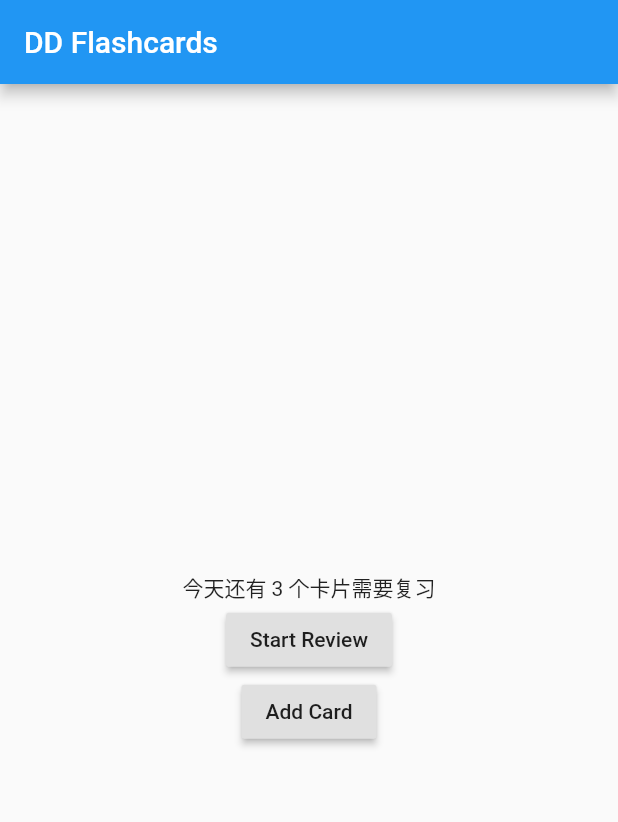
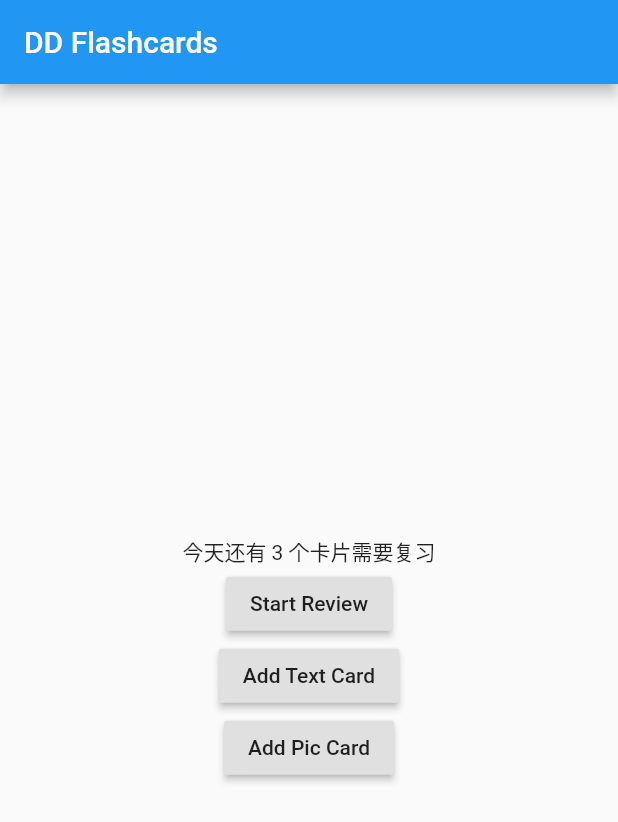
Before and after one commit to sickworm/dd_review, a Flutter app: the screen it shows after launch, on a phone screen of 412 x 824 dp. Shown: the top 822 px of the screen. Run offline on Flutter 3.47's test engine with Material 2 defaults, Android fonts, the phone set to English and light mode, and no system bars; our stand-ins replace bot_toast, image_picker.

Commit message:
supports add pic

```diff
--- a/lib/add_card/text_add_card_page.dart
+++ b/lib/add_card/text_add_card_page.dart
@@ -39,8 +39,7 @@ class _TextAddCardPageState extends State<TextAddCardPage> {
   }
 
   _onPressed() async {
-    final data = ReviewData(ReviewDataFront(frontController.text),
-        ReviewDataBack(backController.text));
+    final data = ReviewData.text(frontController.text, backController.text);
     await reviewScheduler.addReviewData(data);
     BotToast.showText(text: 'add success');
   }
--- a/lib/data/review_data.dart
+++ b/lib/data/review_data.dart
@@ -5,24 +5,39 @@ class ReviewData {
 
   ReviewData(this.front, this.back);
 
-  ReviewData.string(String front, String back)
-      : this(ReviewDataFront(front), ReviewDataBack(back));
+  ReviewData.text(String front, String back)
+      : this(ReviewDataFront(ReviewContent(ReviewContentType.TEXT, front)),
+            ReviewDataBack(ReviewContent(ReviewContentType.TEXT, back)));
+
+  ReviewData.pic(String front, String back)
+      : this(ReviewDataFront(ReviewContent(ReviewContentType.PIC, front)),
+            ReviewDataBack(ReviewContent(ReviewContentType.PIC, back)));
+
+  ReviewData.textPic(String front, String back)
+      : this(ReviewDataFront(ReviewContent(ReviewContentType.TEXT, front)),
+            ReviewDataBack(ReviewContent(ReviewContentType.PIC, back)));
 }
 
 class ReviewDataFront {
-  final String content;
+  final ReviewContent content;
 
   ReviewDataFront(this.content);
 }
 
 class ReviewDataBack {
-  final String content;
+  final ReviewContent content;
 
   ReviewDataBack(this.content);
 }
 
-enum ReviewLevel {
-  Easy,
-  Normal,
-  Hard
+/// Uri
+class ReviewContent {
+  final ReviewContentType type;
+  final String value;
+
+  ReviewContent(this.type, this.value);
 }
+
+enum ReviewContentType { TEXT, PIC }
+
+enum ReviewLevel { Easy, Normal, Hard }
--- a/lib/l10n/localization_intl.dart
+++ b/lib/l10n/localization_intl.dart
@@ -51,6 +51,13 @@ class L10n {
         name: 'remainReviewCount',
         args: [count],
       );
+
+  String get getFailed => Intl.message('获取失败', name: 'getFailed');
+
+  String get saveFailed => Intl.message('保存失败', name: 'saveFailed');
+
+  String get processPicFailed =>
+      Intl.message('处理图片失败', name: 'processPicFailed');
 }
 
 class AppLocalizationsDelegate extends LocalizationsDelegate<L10n> {
--- a/lib/main.dart
+++ b/lib/main.dart
@@ -1,6 +1,7 @@
 import 'dart:developer';
 
 import 'package:bot_toast/bot_toast.dart';
+import 'package:dd_review/add_card/pic_add_card.dart';
 import 'package:dd_review/add_card/text_add_card_page.dart';
 import 'package:dd_review/data/review_data.dart';
 import 'package:dd_review/review/review_finish.dart';
@@ -22,6 +23,7 @@ final Map<String, MyWidgetBuilder> routes = {
   "/review": (settings) => new ReviewPage(settings.arguments),
   "/review_finish": (_) => new ReviewFinishPage(),
   "/add_card_text": (_) => new TextAddCardPage(),
+  "/add_card_pic": (_) => new PicAddCardPage(),
 };
 
 class MyApp extends StatelessWidget {
@@ -108,9 +110,14 @@ class _MyHomePageState extends State<MyHomePage>
     Navigator.pushNamed(context, '/review', arguments: data);
   }
 
-  void _addCard() {
+  void _addTextCard() {
     log('_addCard');
     Navigator.pushNamed(context, '/add_card_text');
+  }
+
+  void _addPicCard() {
+    log('_addCard');
+    Navigator.pushNamed(context, '/add_card_pic');
   }
 
   @override
@@ -129,9 +136,13 @@ class _MyHomePageState extends State<MyHomePage>
                 child: Text('Start Review'),
               ),
               RaisedButton(
-                onPressed: _addCard,
-                child: Text('Add Card'),
-              )
+                onPressed: _addTextCard,
+                child: Text('Add Text Card'),
+              ),
+              RaisedButton(
+                onPressed: _addPicCard,
+                child: Text('Add Pic Card'),
+              ),
             ],
           ),
         ));
--- a/pubspec.yaml
+++ b/pubspec.yaml
@@ -31,6 +31,9 @@ dependencies:
   cupertino_icons: ^1.0.0
 
   bot_toast: ^3.0.5
+  image_picker: ^0.6.7
+  path_provider: ^1.6.27
+  uuid: 2.2.2
 
 
 dev_dependencies:
```
Also changed, not shown: lib/add_card/pic_add_card.dart (added, +85 -0 lines), lib/data/data_manager.dart (+45 -5 lines), lib/review/review_page.dart (+14 -7 lines), lib/scheduler/exception.dart (added, +13 -0 lines), lib/scheduler/scheduler.dart (+11 -5 lines), pubspec.lock, 1 other file.
